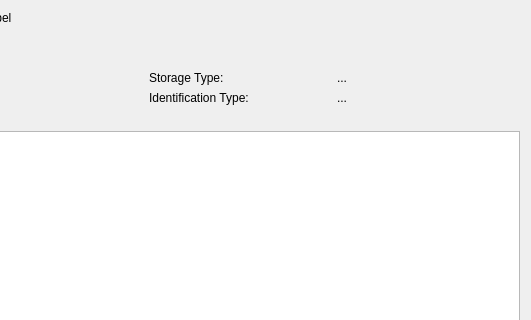
Qt form contentpane.ui (ukui/ukui-biometric-manager) before a commit; both pictures show x 240 to 771 and y 0 to 320 of the 771 by 490 pixel window.
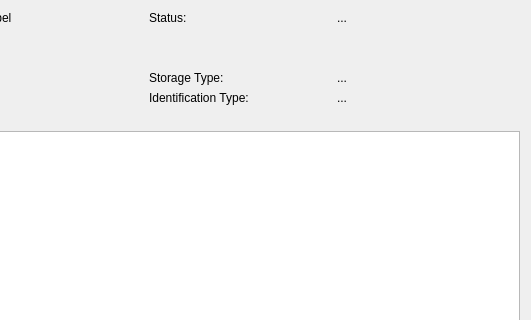
The same form after that commit.

Commit message: [UI] ContentPane 增加启用状态标签

```diff
--- a/contentpane.ui
+++ b/contentpane.ui
@@ -114,6 +114,20 @@
        </property>
       </widget>
      </item>
+     <item row="0" column="3">
+      <widget class="QLabel" name="label">
+       <property name="text">
+        <string>Status:</string>
+       </property>
+      </widget>
+     </item>
+     <item row="0" column="4">
+      <widget class="QLabel" name="labelStatus">
+       <property name="text">
+        <string>...</string>
+       </property>
+      </widget>
+     </item>
     </layout>
    </item>
    <item>
```
The commit also changes 1 other file.
